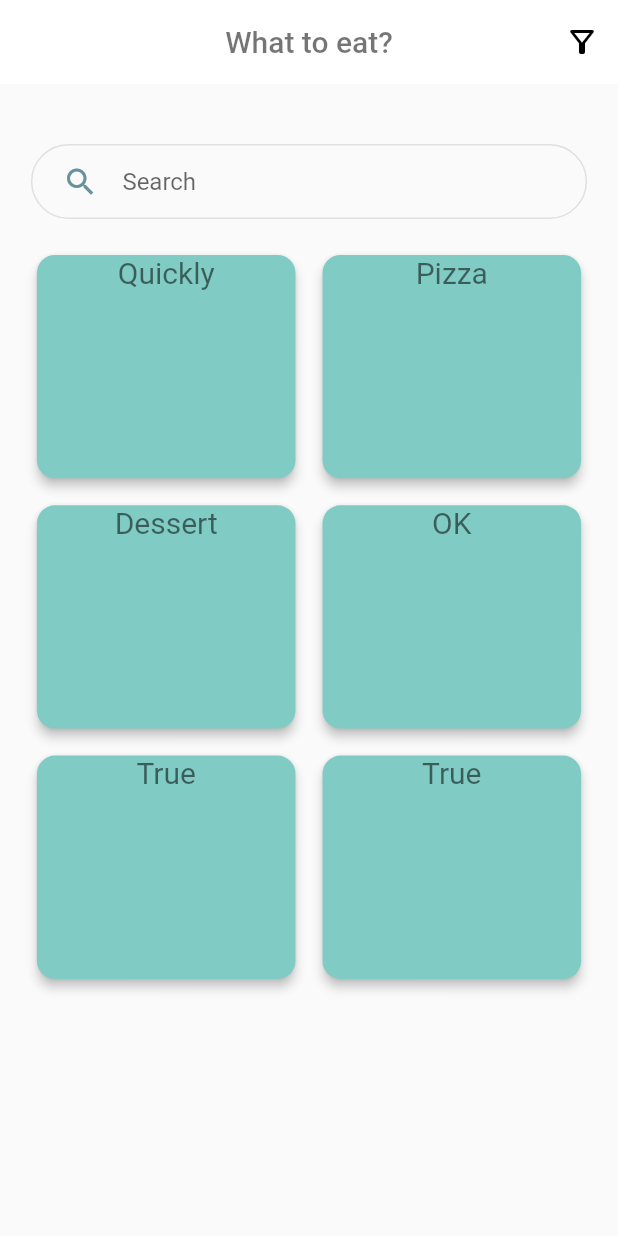
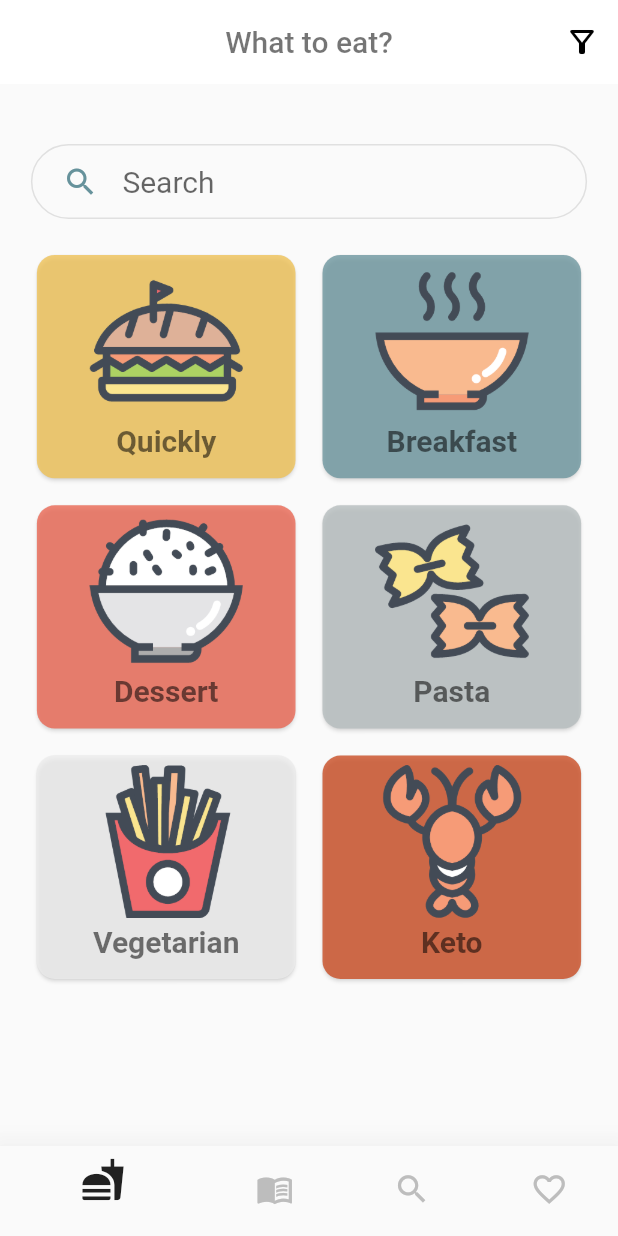
Before and after one commit to ettoma/dribbble-cooking-app, a Flutter app: the screen it shows after launch, on a phone screen of 412 x 824 dp. Run offline on Flutter 3.47's test engine with Material 2 defaults, Android fonts, the phone set to English and light mode, and no system bars.

Commit message:
Bottom Nav + Food cards

```diff
--- a/lib/main.dart
+++ b/lib/main.dart
@@ -1,3 +1,4 @@
+import 'package:dribbble_recipe_app/widgets/bottomNav.dart';
 import 'package:dribbble_recipe_app/widgets/foodCards.dart';
 import 'package:dribbble_recipe_app/widgets/searchbar.dart';
 import 'package:flutter/material.dart';
@@ -44,6 +45,7 @@ class Homepage extends StatelessWidget {
           FoodCards(),
         ],
       ),
+      bottomNavigationBar: BottomNav(),
     );
   }
 }
--- /dev/null
+++ b/lib/widgets/bottomNav.dart
@@ -0,0 +1,75 @@
+import 'package:flutter/material.dart';
+
+class BottomNav extends StatefulWidget {
+  @override
+  _BottomNavState createState() => _BottomNavState();
+}
+
+int _currentIndex = 0;
+
+class _BottomNavState extends State<BottomNav> {
+  @override
+  Widget build(BuildContext context) {
+    return BottomNavigationBar(
+      backgroundColor: Colors.grey[100],
+      selectedItemColor: Colors.grey[900],
+      onTap: (value) {
+        setState(() {
+          _currentIndex = value;
+        });
+      },
+      currentIndex: _currentIndex,
+      elevation: 20,
+      items: [
+        BottomNavigationBarItem(
+          label: '',
+          activeIcon: Icon(
+            Icons.fastfood,
+            size: 30,
+          ),
+          icon: Icon(
+            Icons.fastfood_outlined,
+            size: 25,
+            color: Colors.grey[400],
+          ),
+        ),
+        BottomNavigationBarItem(
+          label: '',
+          activeIcon: Icon(
+            Icons.menu_book_outlined,
+            size: 30,
+          ),
+          icon: Icon(
+            Icons.menu_book,
+            size: 25,
+            color: Colors.grey[400],
+          ),
+        ),
+        BottomNavigationBarItem(
+          activeIcon: Icon(
+            Icons.search_sharp,
+            size: 30,
+          ),
+          label: '',
+          icon: Icon(
+            Icons.search_outlined,
+            size: 25,
+            color: Colors.grey[400],
+          ),
+        ),
+        BottomNavigationBarItem(
+          label: '',
+          activeIcon: Icon(
+            Icons.favorite,
+            size: 30,
+          ),
+          icon: Icon(
+            Icons.favorite_outline,
+            size: 25,
+            color: Colors.grey[400],
+          ),
+        ),
+      ],
+    );
+  }
+}
--- a/lib/widgets/foodCard.dart
+++ b/lib/widgets/foodCard.dart
@@ -2,30 +2,39 @@ import 'package:flutter/material.dart';
 
 class FoodCard extends StatelessWidget {
   final String categoryTitle;
-  // final int categoryColour;
-  // final Image categoryImage;
+  final int categoryColour;
+  final String categoryImage;
 
   FoodCard(
+    this.categoryImage,
     this.categoryTitle,
-    // this.categoryColour,
-    // this.categoryImage,
+    this.categoryColour,
   );
 
   @override
   Widget build(BuildContext context) {
-    return SizedBox(
+    return InkWell(
+      onTap: () {},
       child: Card(
-        color: Colors.teal[200],
+        shadowColor: Colors.white,
+        color: Color(categoryColour),
         shape: RoundedRectangleBorder(borderRadius: BorderRadius.circular(12)),
-        elevation: 3,
+        elevation: 1,
         child: Column(
           children: [
+            Padding(
+              padding: const EdgeInsets.only(top: 6.0, bottom: 4),
+              child: Image.asset(
+                categoryImage,
+                scale: 2.5,
+              ),
+            ),
             Text(
               categoryTitle,
               style: TextStyle(
-                color: Colors.black54,
-                fontSize: 20,
-              ),
+                  color: Colors.black54,
+                  fontSize: 20,
+                  fontWeight: FontWeight.bold),
             ),
           ],
         ),
--- a/lib/widgets/foodCards.dart
+++ b/lib/widgets/foodCards.dart
@@ -5,11 +5,27 @@ import 'foodCard.dart';
 class FoodCards extends StatelessWidget {
   final List<String> foodCategories = <String>[
     'Quickly',
-    'Pizza',
+    'Breakfast',
     'Dessert',
-    'OK',
-    'True',
-    'True',
+    'Pasta',
+    'Vegetarian',
+    'Keto',
+  ];
+  final List<int> categoryColours = <int>[
+    0xBFF0C04E,
+    0xBF66929B,
+    0xBFEB5f4A,
+    0xBFB3BBBC,
+    0xBFEDEDED,
+    0xBFC94418,
+  ];
+  final List<String> categoryImage = <String>[
+    'assets/images/burger.png',
+    'assets/images/soup.png',
+    'assets/images/bowl.png',
+    'assets/images/pasta.png',
+    'assets/images/fries.png',
+    'assets/images/lobster.png',
   ];
 
   @override
@@ -19,6 +35,8 @@ class FoodCards extends StatelessWidget {
       height: MediaQuery.of(context).size.height * 0.6,
       width: MediaQuery.of(context).size.width * 0.9,
       child: GridView.builder(
+        shrinkWrap: true,
+        scrollDirection: Axis.vertical,
         gridDelegate: SliverGridDelegateWithFixedCrossAxisCount(
           crossAxisCount: 2,
           crossAxisSpacing: 10,
@@ -27,7 +45,8 @@ class FoodCards extends StatelessWidget {
         ),
         itemCount: foodCategories.length,
         itemBuilder: (BuildContext context, int index) {
-          return FoodCard(foodCategories[index]);
+          return FoodCard(categoryImage[index], foodCategories[index],
+              categoryColours[index]);
         },
       ),
     );
--- a/lib/widgets/searchbar.dart
+++ b/lib/widgets/searchbar.dart
@@ -23,9 +23,11 @@ class SearchBar extends StatelessWidget {
             child: TextField(
               decoration: InputDecoration(
                 hintText: 'Search',
+                hintStyle: TextStyle(fontSize: 20),
                 icon: Icon(
                   Icons.search_outlined,
                   color: Color(0xff66929b),
+                  size: 24,
                 ),
                 border: InputBorder.none,
               ),
```
Also changed, not shown: pubspec.yaml (+3 -8 lines), assets/images/bowl.png (added), assets/images/burger.png (added), assets/images/fries.png (added), assets/images/lobster.png (added), assets/images/pasta.png (added), assets/images/soup.png (added).
